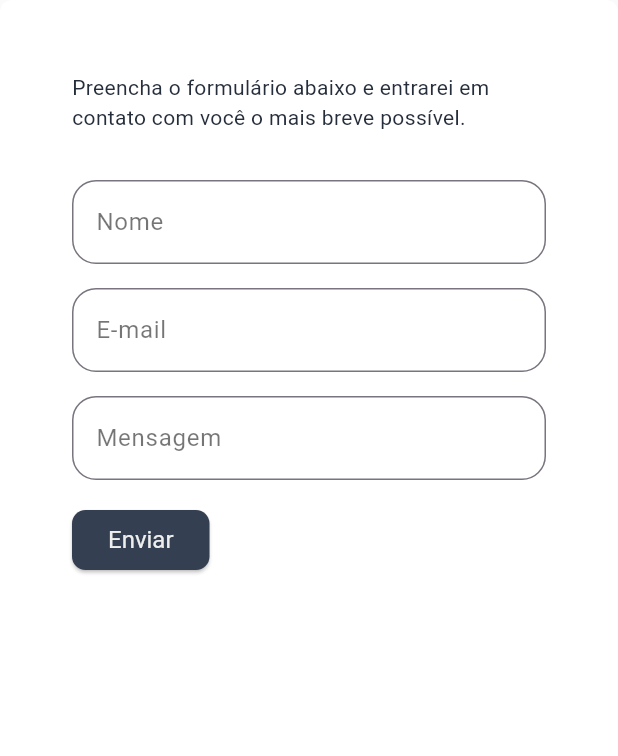
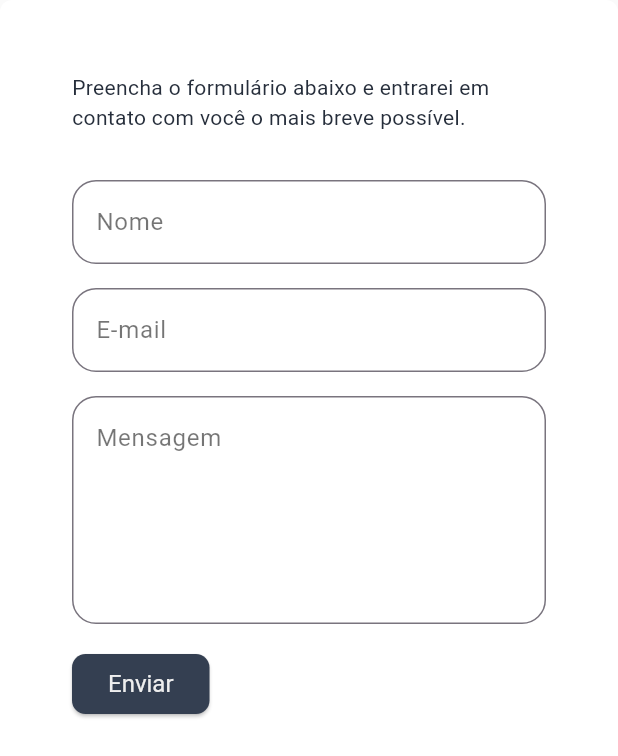
Before and after one commit to victorvazdev/victor_vaz_portfolio, a Flutter app: the ContactForm widget shown alone on an empty page, opened directly, on a phone screen of 412 x 824 dp. Shown: the top 756 px of the screen. Run offline on Flutter 3.47's test engine with Material 3 defaults, Android fonts, the phone set to English and light mode, and no system bars; our stand-ins replace flutter_svg, smooth_page_indicator, visibility_detector, web; missing offline and left inert: dart:ui_web; network calls fail.

Commit message:
rounded InkWell borders added; message textfield height in ContactForm increased

```diff
--- a/lib/ui/components/contact/contact_card.dart
+++ b/lib/ui/components/contact/contact_card.dart
@@ -37,6 +37,7 @@ class ContactCard extends StatelessWidget {
           const SizedBox(width: 8),
           InkWell(
             onTap: () => launchUrlHelper(context, Uri.parse(contact.link)),
+            borderRadius: BorderRadius.circular(3.0),
             child: Row(
               children: [
                 Text(
--- a/lib/ui/components/contact/contact_form.dart
+++ b/lib/ui/components/contact/contact_form.dart
@@ -81,6 +81,7 @@ class _ContactFormState extends State<ContactForm> {
             TextFormField(
               controller: emailController,
               decoration: InputDecoration(labelText: 'E-mail'),
+              keyboardType: TextInputType.emailAddress,
               onChanged: (value) => email = value,
               validator: (value) {
                 if (value == null || value.isEmpty) {
@@ -101,6 +102,7 @@ class _ContactFormState extends State<ContactForm> {
             SizedBox(height: 16.0),
             TextFormField(
               controller: messageController,
+              minLines: 5,
               maxLines: null,
               textAlignVertical: TextAlignVertical.top,
               decoration: InputDecoration(labelText: 'Mensagem'),
--- a/lib/ui/components/contact/email_contact_card.dart
+++ b/lib/ui/components/contact/email_contact_card.dart
@@ -51,6 +51,7 @@ class _EmailContactCardState extends State<EmailContactCard> {
                 children: [
                   InkWell(
                     onTap: _launchEmail,
+                    borderRadius: BorderRadius.circular(3.0),
                     child: Text(
                       'contato@victorvaz.dev.br',
                       style: Theme.of(context).textTheme.bodyMedium,
@@ -74,6 +75,7 @@ class _EmailContactCardState extends State<EmailContactCard> {
               )
               : InkWell(
                 onTap: _toggleVisibility,
+                borderRadius: BorderRadius.circular(3.0),
                 child: Row(
                   children: [
                     Text(
--- a/lib/ui/components/contact/phone_contact_card.dart
+++ b/lib/ui/components/contact/phone_contact_card.dart
@@ -44,6 +44,7 @@ class _PhoneContactCardState extends State<PhoneContactCard> {
                 children: [
                   InkWell(
                     onTap: () => _launchPhone(context),
+                    borderRadius: BorderRadius.circular(3.0),
                     child: Text(
                       formatPhoneNumber(widget.phone),
                       style: Theme.of(context).textTheme.bodyMedium,
@@ -67,6 +68,7 @@ class _PhoneContactCardState extends State<PhoneContactCard> {
               )
               : InkWell(
                 onTap: _toggleVisibility,
+                borderRadius: BorderRadius.circular(3.0),
                 child: Row(
                   children: [
                     Text(
--- a/lib/ui/components/theme_selector.dart
+++ b/lib/ui/components/theme_selector.dart
@@ -9,6 +9,7 @@ class ThemeSelector extends StatelessWidget {
   Widget build(BuildContext context) {
     return PopupMenuButton<ThemeMode>(
       tooltip: 'Selecionar tema',
+      borderRadius: BorderRadius.circular(3.0),
       color: Theme.of(context).scaffoldBackgroundColor,
       child: SizedBox(
         width: 48,
```
Also changed, not shown: pubspec.lock.
